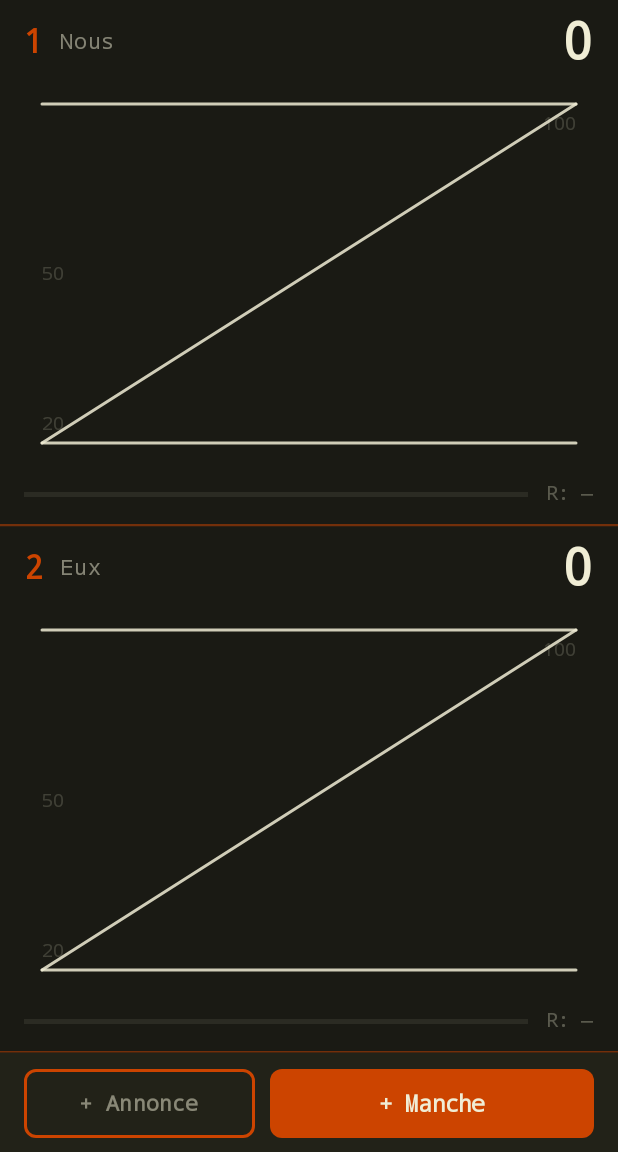
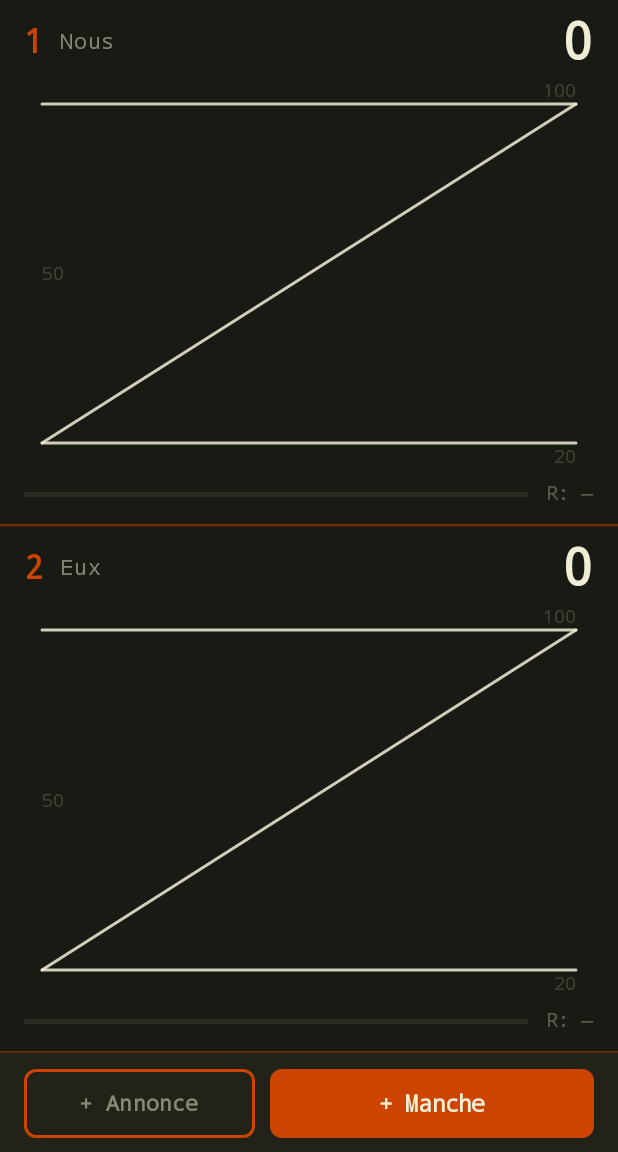
Before and after one commit to Largy-dev/Jass, an Android app built with Jetpack Compose: the screen it shows after launch (MainActivity), on a phone screen of 412 x 824 dp, the part 84-1236 px from its top. Run offline under Robolectric (Android 15) with nearby library versions, the phone set to English and light mode, and no system bars.

Commit message:
fix: retouches visuelles après test sur émulateur
- libellés 100 / 20 placés hors du Z (ne chevauchent plus la diagonale)
- marges des barres calculées selon la pente du Z (portrait et paysage)
- padding réduit : « +100 », « Stöck », « Aucun » ne sont plus tronqués
- build/ ignoré par git

Co-Authored-By: Claude Opus 5.5 <noreply@anthropic.com>

```diff
--- a/app/src/main/java/com/largy/jass/ui/RoundDialogs.kt
+++ b/app/src/main/java/com/largy/jass/ui/RoundDialogs.kt
@@ -5,6 +5,7 @@ import androidx.compose.foundation.border
 import androidx.compose.foundation.layout.Arrangement
 import androidx.compose.foundation.layout.Box
 import androidx.compose.foundation.layout.Column
+import androidx.compose.foundation.layout.PaddingValues
 import androidx.compose.foundation.layout.Row
 import androidx.compose.foundation.layout.fillMaxWidth
 import androidx.compose.foundation.layout.height
@@ -180,6 +181,7 @@ fun AnnounceDialog(
                                 onClick = { onConfirm(team, pts, stoeck) },
                                 border = BorderStroke(1.5.dp, Slate.Line),
                                 shape = RoundedCornerShape(8.dp),
+                                contentPadding = CompactPadding,
                                 modifier = Modifier.weight(1f).height(52.dp),
                             ) {
                                 Text(
@@ -229,8 +231,12 @@ fun ToggleChip(label: String, selected: Boolean, modifier: Modifier = Modifier,
             contentColor = if (selected) Slate.Accent else Slate.ChalkMuted,
         ),
         shape = RoundedCornerShape(8.dp),
+        contentPadding = CompactPadding,
         modifier = modifier,
     ) {
         Text(label, fontWeight = if (selected) FontWeight.Bold else FontWeight.Normal, fontSize = 14.sp, maxLines = 1)
     }
 }
+
+/** Padding réduit : les libellés (« +100 », « Stöck », « Aucun ») tiennent sur un tiers de dialogue. */
+private val CompactPadding = PaddingValues(horizontal = 4.dp, vertical = 8.dp)
--- a/app/src/main/java/com/largy/jass/ui/SlateBoard.kt
+++ b/app/src/main/java/com/largy/jass/ui/SlateBoard.kt
@@ -157,9 +157,13 @@ private fun ZSlate(
             drawLine(Slate.Chalk.copy(alpha = 0.85f), a, b, lineWidth, StrokeCap.Round)
         }
         drawZoneLabels(z, measurer)
+        // Éloigner les barres des coins du Z : plus il est plat (paysage), plus la diagonale
+        // reste proche des traits horizontaux, donc plus la marge doit être grande.
+        val slope = (z.right - z.left) / (z.bottom - z.top)
+        val margin = maxOf(MIN_MARGIN.dp.toPx(), TALLY_HALF.dp.toPx() * slope + 20.dp.toPx())
         Zone.entries.forEach { zone ->
             val (a, b) = z.segment(zone)
-            drawTally(a, b, score.count(zone), measurer)
+            drawTally(a, b, score.count(zone), margin, measurer)
         }
     }
 }
@@ -198,27 +202,27 @@ private val labelStyle = TextStyle(color = Slate.Chalk.copy(alpha = 0.18f), font
 private val badgeStyle = TextStyle(color = Slate.Accent, fontFamily = FontFamily.Monospace, fontSize = 13.sp, fontWeight = FontWeight.Bold)
 
 private fun DrawScope.drawZoneLabels(z: ZGeometry, measurer: TextMeasurer) {
-    val gap = 6.dp.toPx()
+    // Placés côté extérieur du Z, là où ni la diagonale ni les premières barres ne passent.
+    val gap = 2.dp.toPx()
     val l100 = measurer.measure("100", labelStyle)
-    drawText(l100, topLeft = Offset(z.right - l100.size.width, z.top + gap))
+    drawText(l100, topLeft = Offset(z.right - l100.size.width, z.top - gap - l100.size.height))
     val l50 = measurer.measure("50", labelStyle)
     drawText(l50, topLeft = Offset(z.left, (z.top + z.bottom) / 2f - l50.size.height / 2f))
     val l20 = measurer.measure("20", labelStyle)
-    drawText(l20, topLeft = Offset(z.left, z.bottom - gap - l20.size.height))
+    drawText(l20, topLeft = Offset(z.right - l20.size.width, z.bottom + gap))
 }
 
 /**
  * Barres de comptage perpendiculaires au trait [a]→[b], par groupes de 5 (4 barres + 1 qui barre).
  * L'espacement se resserre pour tenir ; au-delà, les barres restantes s'affichent en « +N ».
  */
-private fun DrawScope.drawTally(a: Offset, b: Offset, count: Int, measurer: TextMeasurer) {
+private fun DrawScope.drawTally(a: Offset, b: Offset, count: Int, margin: Float, measurer: TextMeasurer) {
     if (count <= 0) return
     val len = hypot(b.x - a.x, b.y - a.y)
     val dir = (b - a) / len
     val normal = Offset(-dir.y, dir.x)
-    val margin = 22.dp.toPx()
     val usable = len - 2 * margin
-    val half = 13.dp.toPx()
+    val half = TALLY_HALF.dp.toPx()
     val stroke = 2.5.dp.toPx()
     val groupUnits = 3f + GROUP_GAP          // largeur d'un groupe + espace, en unités d'espacement
 
@@ -259,3 +263,5 @@ private fun DrawScope.drawTally(a: Offset, b: Offset, count: Int, measurer: Text
 }
 
 private const val GROUP_GAP = 2f
+private const val TALLY_HALF = 13   // demi-longueur d'une barre, en dp
+private const val MIN_MARGIN = 30   // marge aux extrémités d'un trait, en dp
```
Also changed, not shown: 1 other file.
